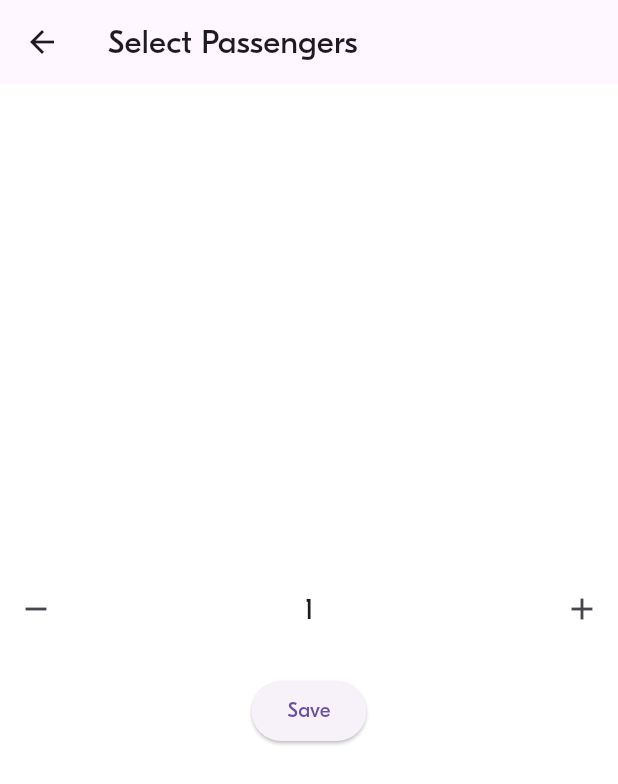
After one commit to Badboyzzzzzzzzzz/BlaBlaCar_Project, a Flutter app: the SpinnerScreen screen opened directly, on a phone screen of 412 x 824 dp. The commit adds this screen. Shown: the top 784 px of the screen. Run offline on Flutter 3.47's test engine with Material 3 defaults, Android fonts, the phone set to English and light mode, and no system bars; project files that could hold a hidden picture were left out.

```diff
--- a/lib/dummy_data/dummy_data.dart
+++ b/lib/dummy_data/dummy_data.dart
@@ -172,7 +172,7 @@ List<Ride> fakeRides = List.generate(50, (index) {
   int availableSeats = random.nextInt(4) + 1; // Between 1 and 4 seats
   double pricePerSeat = (random.nextDouble() * 20 + 5)
       .roundToDouble(); // Price between 5€ and 25€
-
+bool acceptedPets = random.nextBool();
   return Ride(
     departureLocation: departureLocation,
     departureDate: departureTime,
@@ -181,5 +181,6 @@ List<Ride> fakeRides = List.generate(50, (index) {
     driver: driver,
     availableSeats: availableSeats,
     pricePerSeat: pricePerSeat,
+    acceptedPets: acceptedPets,
   );
 });
--- a/lib/model/ride/ride.dart
+++ b/lib/model/ride/ride.dart
@@ -24,6 +24,7 @@ class Ride {
 
   final int availableSeats;
   final double pricePerSeat;
+  final bool acceptedPets;
 
   RideStatus status = RideStatus.created;
 
@@ -37,6 +38,7 @@ class Ride {
     required this.driver,
     required this.availableSeats,
     required this.pricePerSeat,
+    required this.acceptedPets,
   });
 
   void addPassenger(User passenger) {
--- /dev/null
+++ b/lib/screens/ride_pref/widgets/spinner_screen.dart
@@ -0,0 +1,74 @@
+import 'package:flutter/material.dart';
+
+class SpinnerScreen extends StatefulWidget {
+  const SpinnerScreen({super.key});
+
+  @override
+  // ignore: library_private_types_in_public_api
+  _SpinnerScreenState createState() => _SpinnerScreenState();
+}
+
+class _SpinnerScreenState extends State<SpinnerScreen> {
+  int _passengerCount = 1;
+
+  void _incrementPassenger() {
+    if (_passengerCount < 8) {
+      setState(() {
+        _passengerCount++;
+      });
+    }
+  }
+
+  void _decrementPassenger() {
+    if (_passengerCount > 1) {
+      setState(() {
+        _passengerCount--;
+      });
+    }
+  }
+
+  void _savePassengerCount() {
+    Navigator.of(context)
+        .pop(_passengerCount); // Return the count to the previous screen
+  }
+
+  @override
+  Widget build(BuildContext context) {
+    return Scaffold(
+      appBar: AppBar(
+        title: Text('Select Passengers'),
+      ),
+      body: Center(
+        child: Column(
+          mainAxisAlignment: MainAxisAlignment.center,
+          children: <Widget>[
+            Row(
+              mainAxisAlignment: MainAxisAlignment.spaceBetween,
+              children: <Widget>[
+                IconButton(
+                  icon: Icon(Icons.remove),
+                  onPressed: _decrementPassenger,
+                ),
+                Text(
+                  '$_passengerCount',
+                  style: TextStyle(fontSize: 20.0),
+                ),
+                IconButton(
+                  icon: Icon(Icons.add),
+                  onPressed: _incrementPassenger,
+                ),
+              ],
+            ),
+            SizedBox(
+                height:
+                    20), // Add some space between the counter and the button
+            ElevatedButton(
+              onPressed: _savePassengerCount,
+              child: Text('Save'), // Button to save the count
+            ),
+          ],
+        ),
+      ),
+    );
+  }
+}
--- a/lib/screens/rides/rides_screen.dart
+++ b/lib/screens/rides/rides_screen.dart
@@ -30,10 +30,10 @@ class _RidesScreenState extends State<RidesScreen> {
 
     // Fetch the current preference from the RidePrefService singleton
     currentPreference = RidePrefService.instance.currentPreference ?? fakeRidePrefs[0];
+
   }
 
-  List<Ride> get matchingRides => RidesService.getRidesFor(currentPreference);
-
+  List<Ride> get matchingRides => RidesService.getRidesFor(currentPreference, null);
   void onBackPressed() {
     Navigator.of(context).pop();
   }
```
Also changed, not shown: lib/main.dart (+6 -2 lines), lib/repository/mock/mock_ride_repository.dart (added, +108 -0 lines), lib/repository/ride_repository.dart (added, +8 -0 lines), lib/service/locations_service.dart (+23 -5 lines), lib/service/rides_service.dart (+31 -7 lines), lib/widgets/inputs/bla_location_picker.dart (+1 -6 lines).
